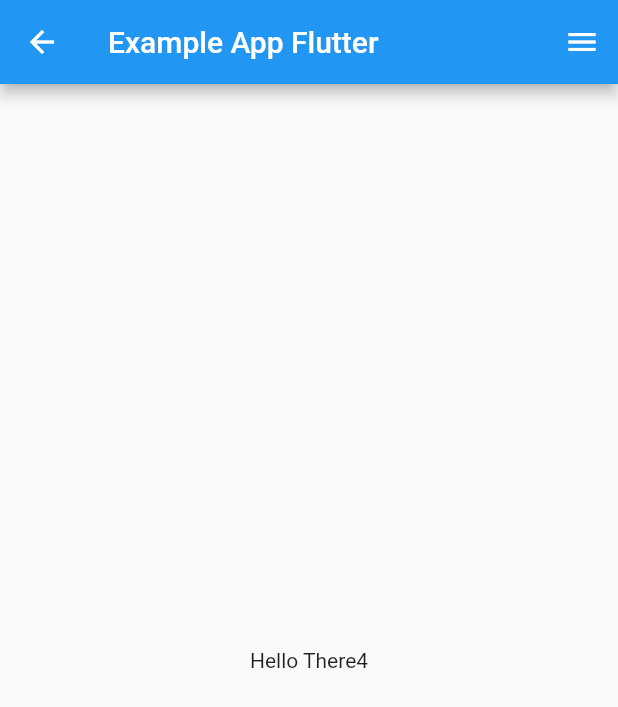
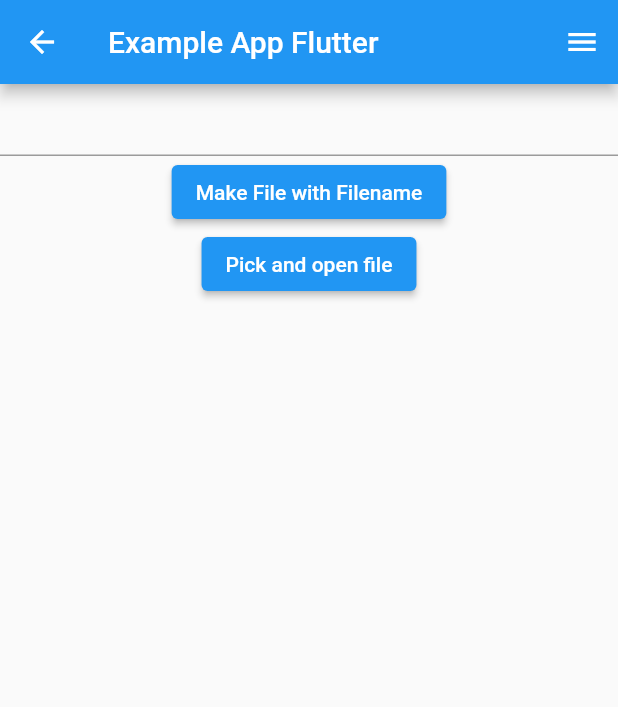
Before and after one commit to Ententerminator/Flutter, a Flutter app: the FileAccess screen opened directly, on a phone screen of 412 x 824 dp. Shown: the top 707 px of the screen. Run offline on Flutter 3.47's test engine with Material 2 defaults, Android fonts, the phone set to English and light mode, and no system bars; our stand-ins replace camera, file_picker, geolocator, image_gallery_saver, open_file, sensors_plus and 1 more; accounts and stored records are empty.

Commit message:
fileaccess working

```diff
--- a/example_flutter_app/lib/file_access.dart
+++ b/example_flutter_app/lib/file_access.dart
@@ -1,14 +1,94 @@
+import 'dart:io';
+
 import 'package:flutter/material.dart';
+import 'package:file_picker/file_picker.dart';
+import 'package:open_file/open_file.dart';
+import 'package:path_provider/path_provider.dart';
 
 import 'appbar.dart';
 import 'drawer.dart';
 
-class FileAccess extends StatelessWidget {
+class FileAccess extends StatefulWidget {
+  @override
+  State<FileAccess> createState() => _FileAccessState();
+}
+
+class _FileAccessState extends State<FileAccess> {
+  final _controller = TextEditingController();
+  String fileName = '';
+
+
+
+
+    Future<void> _saveFile() async {
+    final String? downloadsDir = (await getDownloadsDirectory())?.path;
+
+    //print(downloadsDir);
+    fileName = _controller.text;
+    final fileDownload = File('$downloadsDir/$fileName.txt');
+
+
+    await fileDownload.writeAsString('hey ho was geht yo');
+  }
+
+  void _pickFile() async {
+
+    // opens storage to pick files and the picked file or files
+    // are assigned into result and if no file is chosen result is null.
+    // you can also toggle "allowMultiple" true or false depending on your need
+    final result = await FilePicker.platform.pickFiles(allowMultiple: true);
+    print(result);
+
+    // if no file is picked
+    if (result == null) return;
+
+    // we get the file from result object
+    final file = result.files.first;
+    print(file.path);
+
+    _openFile(file);
+  }
+
+  void _openFile(PlatformFile file) {
+    OpenFile.open(file.path);
+  }
+
+  @override
+  void dispose() {
+    // Clean up the controller when the widget is disposed.
+    _controller.dispose();
+    super.dispose();
+  }
+
   @override
   Widget build(BuildContext context) {
     return Scaffold(
       appBar: MyAppbar(),
-      body: Center(child: Text('Hello There4')),
+      body: Center(
+        child: Column(
+          children: [
+              TextField(
+                controller: _controller,
+              ),
+              ElevatedButton(
+                onPressed: () async {
+                  await _saveFile();
+                },
+                child: Text(
+                  'Make File with Filename',
+                ),
+              ),
+              ElevatedButton(
+                onPressed: () {
+                  _pickFile();
+                },
+                child: Text(
+                  'Pick and open file',
+                ),
+              ),
+          ]
+        )
+      ),
       endDrawer: MyDrawer(),
     );
   }
--- a/example_flutter_app/pubspec.yaml
+++ b/example_flutter_app/pubspec.yaml
@@ -43,6 +43,8 @@ dependencies:
   path_provider: ^2.1.1
   path: ^1.8.3
   image_gallery_saver: ^2.0.3
+  file_picker: ^5.5.0
+  open_file: ^3.3.2
 
 dev_dependencies:
   flutter_test:
```
Also changed, not shown: example_flutter_app/pubspec.lock.
